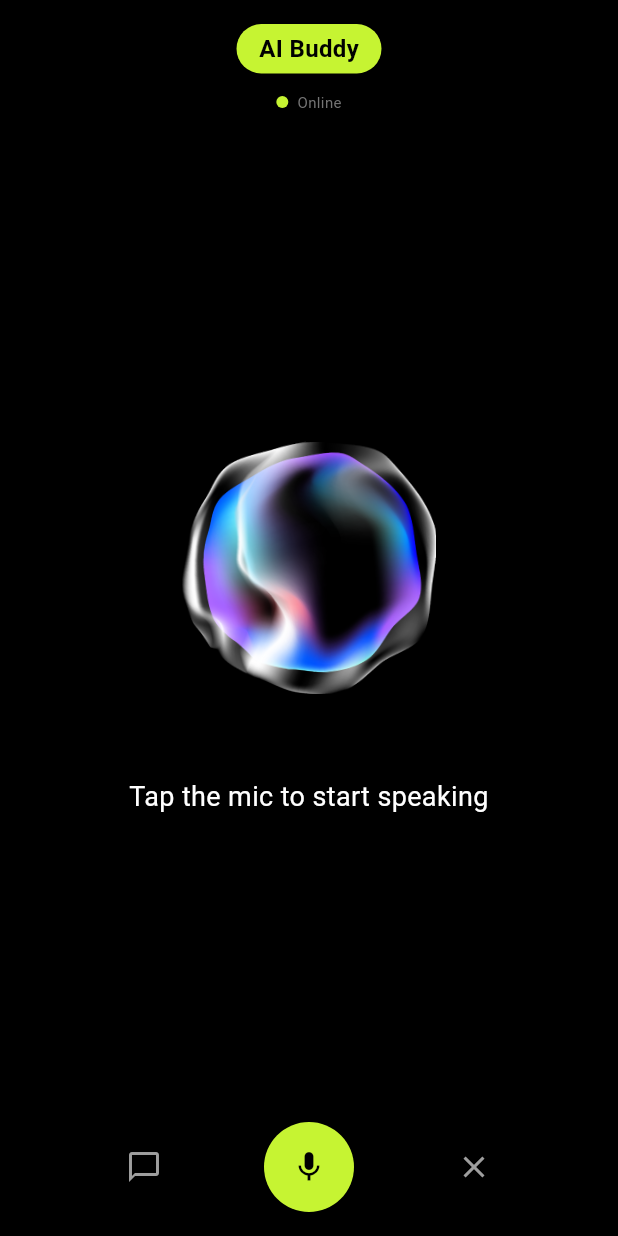
After one commit to harshpatel63/Gemini-Styler-Flutter, a Flutter app: the screen it shows once a user with an empty profile is signed in, after a tap on "I need to dress up for a special event..", on a phone screen of 412 x 824 dp. The commit adds this screen. Run offline on Flutter 3.47's test engine with Material 3 defaults, Android fonts, the light colour scheme and no system bars; our stand-ins replace animated_text_kit, camera, cloud_firestore, firebase_auth, firebase_core, firebase_storage and 5 more; accounts and stored records are empty; statements that could not run were skipped.

Commit message:
Added implementation to new screen for AI voice buddy

```diff
--- /dev/null
+++ b/gemini_styler/lib/screens/AIBuddyScreen.dart
@@ -0,0 +1,190 @@
+import 'package:flutter/material.dart';
+import 'package:speech_to_text/speech_to_text.dart' as stt;
+import 'package:flutter_tts/flutter_tts.dart';
+
+class AIBuddyScreen extends StatefulWidget {
+  @override
+  _AIBuddyScreenState createState() => _AIBuddyScreenState();
+}
+
+class _AIBuddyScreenState extends State<AIBuddyScreen> with SingleTickerProviderStateMixin {
+  late AnimationController _animationController;
+  late Animation<double> _scaleAnimation;
+  late Animation<double> _rotationAnimation;
+
+  stt.SpeechToText _speech = stt.SpeechToText();
+  FlutterTts _flutterTts = FlutterTts();
+  bool _isListening = false;
+  String _text = '';
+
+  @override
+  void initState() {
+    super.initState();
+    _animationController = AnimationController(
+      duration: Duration(seconds: 5),
+      vsync: this,
+    )..repeat(reverse: true);
+
+    _scaleAnimation = Tween<double>(begin: 0.8, end: 1.0).animate(_animationController);
+    _rotationAnimation = Tween<double>(begin: 0, end: 0.1).animate(_animationController);
+
+    _initSpeech();
+  }
+
+  void _initSpeech() async {
+    await _speech.initialize();
+    setState(() {});
+  }
+
+  @override
+  void dispose() {
+    _animationController.dispose();
+    super.dispose();
+  }
+
+  @override
+  Widget build(BuildContext context) {
+    return Scaffold(
+      backgroundColor: Colors.black,
+      body: SafeArea(
+        child: Column(
+          children: [
+            _buildHeader(),
+            Expanded(child: _buildBody()),
+            _buildFooter(),
+          ],
+        ),
+      ),
+    );
+  }
+
+  Widget _buildHeader() {
+    return Padding(
+      padding: const EdgeInsets.all(16.0),
+      child: Column(
+        children: [
+          Container(
+            padding: EdgeInsets.fromLTRB(15,5,15,5),
+            decoration: BoxDecoration(
+              color: Color(0xFFC6F432),
+              borderRadius: BorderRadius.circular(20)
+            ),
+            child: Text(
+              'AI Buddy',
+              style: TextStyle(color: Colors.black, fontSize: 16, fontWeight: FontWeight.bold),
+            ),
+          ),
+          SizedBox(height: 12),
+          Row(
+            children: [
+              Spacer(),
+              Container(
+                width: 8,
+                height: 8,
+                decoration: BoxDecoration(
+                  color: Color(0xFFC6F432),
+                  shape: BoxShape.circle,
+                ),
+              ),
+              SizedBox(width: 6),
+              Text(
+                'Online',
+                style: TextStyle(color: Colors.grey[600], fontSize: 10),
+              ),
+              Spacer(),
+            ],
+          ),
+        ],
+      ),
+    );
+  }
+
+  Widget _buildBody() {
+    return Column(
+      mainAxisAlignment: MainAxisAlignment.center,
+      children: [
+        AnimatedBuilder(
+          animation: _animationController,
+          builder: (context, child) {
+            return Transform.rotate(
+              angle: _rotationAnimation.value,
+              child: Transform.scale(
+                scale: _scaleAnimation.value,
+                child: Image.asset('assets/orb.png', width: 200, height: 200),
+              ),
+            );
+          },
+        ),
+        SizedBox(height: 40),
+        Text(
+          _text.isNotEmpty ? _text : 'Tap the mic to start speaking',
+          style: TextStyle(color: Colors.white, fontSize: 18),
+          textAlign: TextAlign.center,
+        ),
+      ],
+    );
+  }
+
+  Widget _buildFooter() {
+    return Padding(
+      padding: const EdgeInsets.all(16.0),
+      child: Row(
+        mainAxisAlignment: MainAxisAlignment.spaceEvenly,
+        children: [
+          IconButton(
+            icon: Icon(Icons.chat_bubble_outline, color: Colors.grey),
+            onPressed: () {},
+          ),
+          GestureDetector(
+            onTapDown: (_) => _startListening(),
+            onTapUp: (_) => _stopListening(),
+            child: Container(
+              width: 60,
+              height: 60,
+              decoration: BoxDecoration(
+                color: Color(0xFFC6F432),
+                shape: BoxShape.circle,
+              ),
+              child: Icon(Icons.mic, color: Colors.black),
+            ),
+          ),
+          IconButton(
+            icon: Icon(Icons.close, color: Colors.grey),
+            onPressed: () {},
+          ),
+        ],
+      ),
+    );
+  }
+
+  void _startListening() async {
+    if (!_isListening) {
+      bool available = await _speech.initialize(
+        onStatus: (status) => print('onStatus: $status'),
+        onError: (errorNotification) => print('onError: $errorNotification'),
+      );
+      if (available) {
+        setState(() => _isListening = true);
+        _animationController.duration = Duration(seconds: 1);
+        _scaleAnimation = Tween<double>(begin: 0.5, end: 1.0).animate(_animationController);
+        _rotationAnimation = Tween<double>(begin: 0, end: 1).animate(_animationController);
+        await _flutterTts.speak("Listening");
+        _speech.listen(
+          onResult: (result) => setState(() {
+            _text = result.recognizedWords;
+          }),
+        );
+      }
+    }
+  }
+
+  void _stopListening() {
+    if (_isListening) {
+      _speech.stop();
+      _animationController.duration = Duration(seconds: 5);
+      _scaleAnimation = Tween<double>(begin: 0.8, end: 1.0).animate(_animationController);
+      _rotationAnimation = Tween<double>(begin: 0, end: 0.1).animate(_animationController);
+      setState(() => _isListening = false);
+    }
+  }
+}
--- a/gemini_styler/lib/screens/MainScreen.dart
+++ b/gemini_styler/lib/screens/MainScreen.dart
@@ -1,5 +1,6 @@
 import 'package:firebase_auth/firebase_auth.dart';
 import 'package:flutter/material.dart';
+import 'package:gemini_styler/screens/AIBuddyScreen.dart';
 import 'package:gemini_styler/screens/OutfitListScreen.dart';
 import 'package:gemini_styler/screens/OutfitRecommendationPage.dart';
 
@@ -126,10 +127,19 @@ class MainScreen extends StatelessWidget {
                 ],
               ),
               SizedBox(height: 16),
-              _buildHistoryItem(
-                'I need to dress up for a special event...',
-                Icons.mic,
-                Color(0xFFE7F9E6),
+              GestureDetector(
+                onTap: () {
+                  Navigator.push(
+                    context,
+                    MaterialPageRoute(
+                        builder: (context) => AIBuddyScreen()),
+                  );
+                },
+                child: _buildHistoryItem(
+                  'I need to dress up for a special event...',
+                  Icons.mic,
+                  Color(0xFFE7F9E6),
+                ),
               ),
               SizedBox(height: 12),
               _buildHistoryItem(
--- a/gemini_styler/pubspec.yaml
+++ b/gemini_styler/pubspec.yaml
@@ -35,10 +35,11 @@ dependencies:
   google_sign_in: ^5.4.0
   cloud_firestore: ^4.3.0
   firebase_storage: ^11.1.0
-  flutter_tts: ^3.5.0
+  flutter_tts: ^3.6.3
   animated_text_kit: ^4.2.2
   flutter_dotenv: ^5.0.2
   flutter_staggered_grid_view: 0.7.0
+  speech_to_text: ^6.1.1
 
   # The following adds the Cupertino Icons font to your application.
   # Use with the CupertinoIcons class for iOS style icons.
```
Also changed, not shown: 1 other file.
